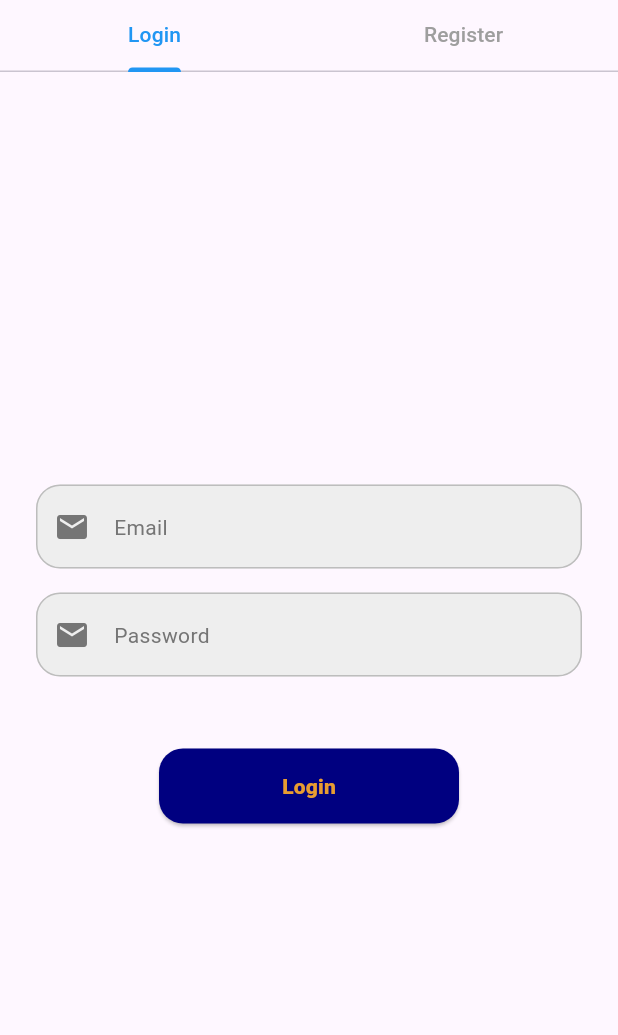
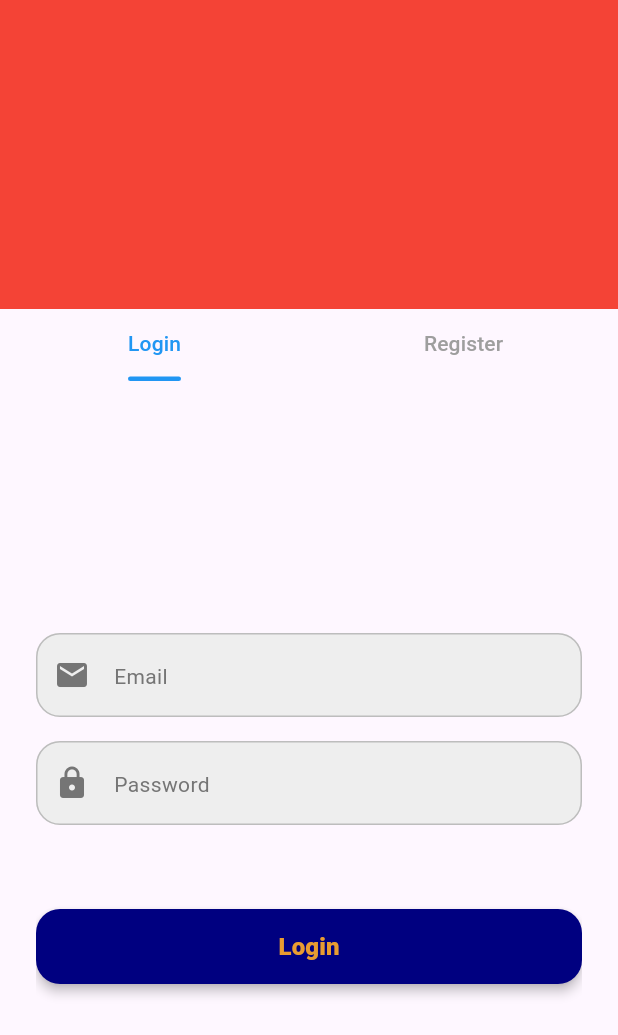
Before and after one commit to Skynse/navysync, a Flutter app: the screen it shows after launch, on a phone screen of 412 x 824 dp. Shown: the top 1035 px of the screen. Run offline on Flutter 3.47's test engine with Material 3 defaults, Android fonts, the light colour scheme and no system bars; our stand-ins replace cloud_firestore, firebase_auth, firebase_core, go_router; accounts and stored records are empty.

Commit message:
push auth

```diff
--- /dev/null
+++ b/lib/constants.dart
@@ -0,0 +1,3 @@
+import 'package:flutter/material.dart';
+
+Color navyBlue = const Color(0xFF001F3F);
--- /dev/null
+++ b/lib/models/user.dart
@@ -0,0 +1,31 @@
+class NavySyncUser {
+  final String id;
+  final String profilePictureUrl;
+  final String name;
+  final String role; // 'admin', unassigned',
+
+  NavySyncUser({
+    required this.id,
+    required this.profilePictureUrl,
+    required this.name,
+    required this.role, // 'admin', 'unassigned', etc.
+  });
+
+  Map<String, dynamic> toMap() {
+    return {
+      'id': id,
+      'profilePictureUrl': profilePictureUrl,
+      'name': name,
+      'role': role,
+    };
+  }
+
+  factory NavySyncUser.fromMap(Map<String, dynamic> map) {
+    return NavySyncUser(
+      id: map['id'] ?? '',
+      profilePictureUrl: map['profilePictureUrl'] ?? '',
+      name: map['name'] ?? '',
+      role: map['role'] ?? 'unassigned', // default to 'unassigned'
+    );
+  }
+}
--- a/lib/pages/auth/authentication_page.dart
+++ b/lib/pages/auth/authentication_page.dart
@@ -1,8 +1,10 @@
 import 'dart:math';
 
+import 'package:cloud_firestore/cloud_firestore.dart';
 import 'package:flutter/material.dart';
 import 'package:firebase_auth/firebase_auth.dart';
 import 'package:go_router/go_router.dart';
+import 'package:navysync/models/user.dart';
 
 class AuthenticationPage extends StatefulWidget {
   const AuthenticationPage({super.key});
@@ -42,11 +44,16 @@ class _AuthenticationPageState extends State<AuthenticationPage>
 
   Widget _buildTabBar() {
     return TabBar(
+      dividerColor: Colors.transparent,
       controller: _tabController,
       tabs: const [Tab(text: 'Login'), Tab(text: 'Register')],
       indicatorColor: Colors.blue,
       labelColor: Colors.blue,
       unselectedLabelColor: Colors.grey,
+      indicator: UnderlineTabIndicator(
+        borderRadius: BorderRadius.all(Radius.circular(50.0)),
+        borderSide: BorderSide(width: 3.0, color: Colors.blue),
+      ),
     );
   }
 
@@ -85,12 +92,13 @@ class _AuthenticationPageState extends State<AuthenticationPage>
               ),
               TextFormField(
                 controller: passwordController,
+                obscureText: true,
                 decoration: InputDecoration(
                   hint: Text(
                     'Password',
                     style: TextStyle(color: Colors.grey.shade600),
                   ),
-                  prefixIcon: Icon(Icons.email, color: Colors.grey.shade600),
+                  prefixIcon: Icon(Icons.lock, color: Colors.grey.shade600),
                   border: InputBorder.none,
                   fillColor: Colors.grey.shade200,
                   filled: true,
@@ -107,18 +115,20 @@ class _AuthenticationPageState extends State<AuthenticationPage>
                   ),
                 ),
               ),
-              SizedBox(height: 16),
+              SizedBox(height: 24),
               ElevatedButton(
-                style: ButtonStyle(
-                  fixedSize: WidgetStateProperty.all(Size(200, 50)),
-                  shape: WidgetStateProperty.all(
-                    RoundedRectangleBorder(
-                      borderRadius: BorderRadius.circular(16),
-                    ),
+                style: ElevatedButton.styleFrom(
+                  minimumSize: Size(
+                    MediaQuery.of(context).size.width * 0.9,
+                    50,
                   ),
-                  backgroundColor: WidgetStateProperty.all(Color(0XFF000080)),
+                  backgroundColor: Color(0xFF000080),
+                  foregroundColor: Color(0xFFE89C31),
+                  shape: RoundedRectangleBorder(
+                    borderRadius: BorderRadius.circular(16),
+                  ),
+                  elevation: 3,
                 ),
-
                 onPressed: () async {
                   try {
                     await FirebaseAuth.instance.signInWithEmailAndPassword(
@@ -134,11 +144,7 @@ class _AuthenticationPageState extends State<AuthenticationPage>
                 },
                 child: const Text(
                   'Login',
-
-                  style: TextStyle(
-                    color: Color(0XFFe89c31),
-                    fontWeight: FontWeight.w800,
-                  ),
+                  style: TextStyle(fontWeight: FontWeight.w800, fontSize: 16),
                 ),
               ),
             ],
@@ -254,6 +260,9 @@ class _AuthenticationPageState extends State<AuthenticationPage>
               SizedBox(height: 16),
               ElevatedButton(
                 style: ButtonStyle(
+                  minimumSize: WidgetStateProperty.all(
+                    Size(MediaQuery.of(context).size.width * 0.9, 50),
+                  ),
                   fixedSize: WidgetStateProperty.all(Size(200, 50)),
                   shape: WidgetStateProperty.all(
                     RoundedRectangleBorder(
@@ -273,7 +282,31 @@ class _AuthenticationPageState extends State<AuthenticationPage>
                           .createUserWithEmailAndPassword(
                             email: registerEmailController.text,
                             password: registerPasswordController.text,
-                          );
+                          )
+                          .then((UserCredential userCredential) async {
+                            if (userCredential.user == null) {
+                              return;
+                            }
+                            FirebaseFirestore.instance
+                                .collection('users')
+                                .doc(userCredential.user!.uid)
+                                .set(
+                                  NavySyncUser(
+                                    id: userCredential.user!.uid,
+                                    profilePictureUrl: '',
+                                    name: 'User',
+                                    role: 'unassigned',
+                                  ).toMap(),
+                                )
+                                .then((_) {
+                                  print('User profile created in Firestore');
+                                })
+                                .catchError((error) {
+                                  print(
+                                    'Failed to create user profile: $error',
+                                  );
+                                });
+                          });
 
                       if (context.mounted) {
                         context.go('/auth_gate');
@@ -305,9 +338,14 @@ class _AuthenticationPageState extends State<AuthenticationPage>
   @override
   Widget build(BuildContext context) {
     return Scaffold(
+      resizeToAvoidBottomInset: false,
       body: SafeArea(
         child: Column(
           children: [
+            Container(
+              height: 0.25 * MediaQuery.sizeOf(context).height,
+              color: Colors.red,
+            ),
             _buildTabBar(),
             Expanded(
               child: Padding(
```
Also changed, not shown: lib/models/department.dart (+18 -1 lines), lib/pages/profile.dart (+52 -23 lines).
